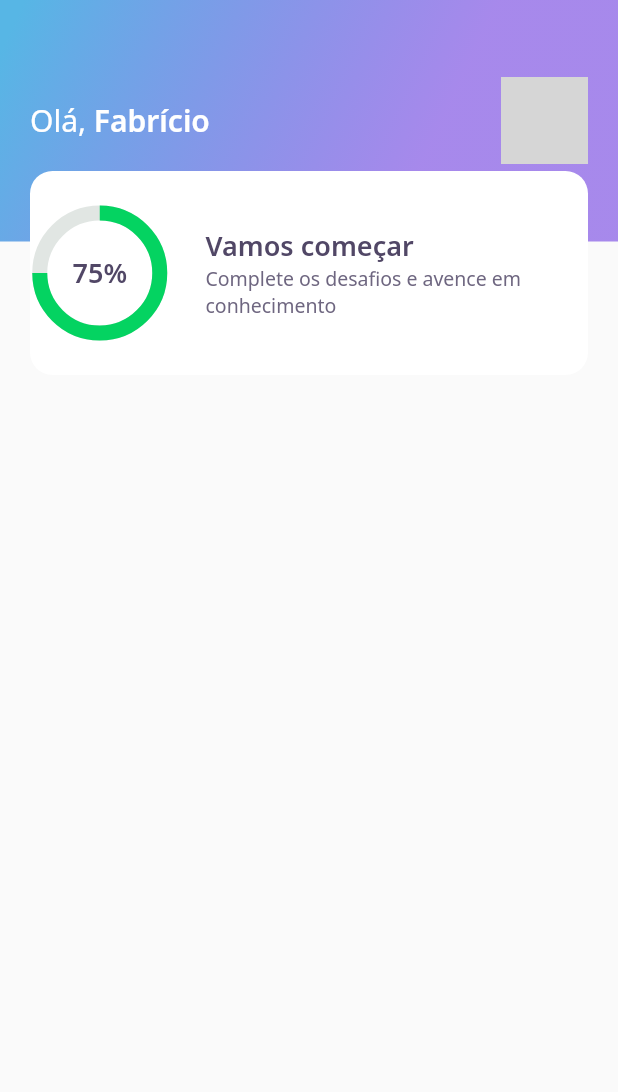
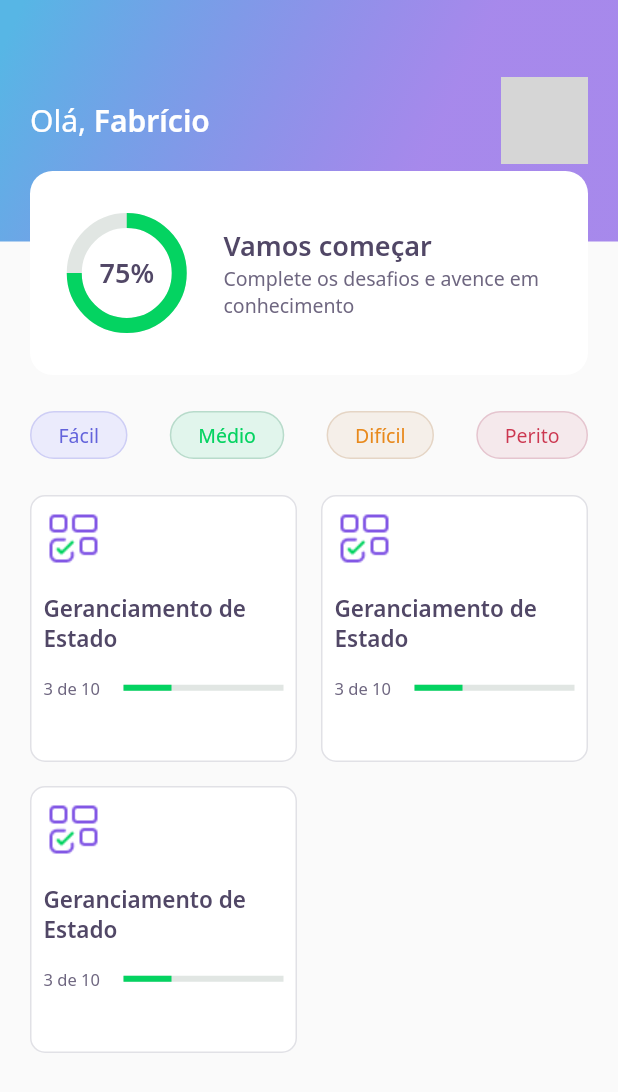
Before and after one commit to fabricio-silva-89/devquiz, a Flutter app: the HomePage screen opened directly, on a phone screen of 412 x 824 dp. Shown: the top 1092 px of the screen. Run offline on Flutter 3.47's test engine with Material 2 defaults, Android fonts, the phone set to English and light mode, and no system bars; our stand-ins replace google_fonts; network calls fail; grey boxes are pictures that could not be loaded.

Commit message:
aula 2.0

```diff
--- a/lib/core/app_widget.dart
+++ b/lib/core/app_widget.dart
@@ -1,3 +1,4 @@
+import 'package:devquiz/challenge/challenge_page.dart';
 import 'package:devquiz/home/home_page.dart';
 import 'package:flutter/material.dart';
 
@@ -6,7 +7,7 @@ class AppWidget extends StatelessWidget {
   Widget build(BuildContext context) {
     return MaterialApp(
       title: "DevQuiz",
-      home: HomePage(),
+      home: ChallengePage(),
     );
   }
 }
--- a/lib/home/home_page.dart
+++ b/lib/home/home_page.dart
@@ -1,4 +1,6 @@
 import 'package:devquiz/widgets/appbar/app_bar_widget.dart';
+import 'package:devquiz/widgets/level_button/level_button_widget.dart';
+import 'package:devquiz/widgets/quiz_card/quiz_card_widget.dart';
 import 'package:flutter/material.dart';
 
 class HomePage extends StatefulWidget {
@@ -11,6 +13,44 @@ class _HomePageState extends State<HomePage> {
   Widget build(BuildContext context) {
     return Scaffold(
       appBar: AppBarWidget(),
+      body: Padding(
+        padding: const EdgeInsets.symmetric(horizontal: 20.0),
+        child: Column(
+          children: [
+            SizedBox(height: 24.0),
+            Row(
+              mainAxisAlignment: MainAxisAlignment.spaceBetween,
+              children: <Widget>[
+                LevelButtonWidget(
+                  label: "Fácil",
+                ),
+                LevelButtonWidget(
+                  label: "Médio",
+                ),
+                LevelButtonWidget(
+                  label: "Difícil",
+                ),
+                LevelButtonWidget(
+                  label: "Perito",
+                ),
+              ],
+            ),
+            SizedBox(height: 24.0),
+            Expanded(
+              child: GridView.count(
+                crossAxisSpacing: 16.0,
+                mainAxisSpacing: 16.0,
+                crossAxisCount: 2,
+                children: <Widget>[
+                  QuizCardWidget(),
+                  QuizCardWidget(),
+                  QuizCardWidget(),
+                ],
+              ),
+            ),
+          ],
+        ),
+      ),
     );
   }
 }
--- /dev/null
+++ b/lib/shared/widget/progress_indicator/progress_indicator_widget.dart
@@ -0,0 +1,17 @@
+import 'package:devquiz/core/app_colors.dart';
+import 'package:flutter/material.dart';
+
+class ProgressIndicatorWidget extends StatelessWidget {
+  final double value;
+
+  const ProgressIndicatorWidget({Key? key, required this.value}) : super(key: key);
+
+  @override
+  Widget build(BuildContext context) {
+    return LinearProgressIndicator(
+      value: value,
+      backgroundColor: AppColors.chartSecondary,
+      valueColor: AlwaysStoppedAnimation<Color>(AppColors.chartPrimary),
+    );
+  }
+}
--- a/lib/widgets/chart/chart_widget.dart
+++ b/lib/widgets/chart/chart_widget.dart
@@ -12,8 +12,8 @@ class ChartWidget extends StatelessWidget {
         children: <Widget>[
           Center(
             child: Container(
-              width: 80.0,
-              height: 80.0,
+              width: 70.0,
+              height: 70.0,
               child: CircularProgressIndicator(
                 strokeWidth: 10.0,
                 value: 0.75,
--- /dev/null
+++ b/lib/widgets/level_button/level_button_widget.dart
@@ -0,0 +1,62 @@
+import 'package:devquiz/core/app_colors.dart';
+import 'package:devquiz/core/app_text_styles.dart';
+import 'package:flutter/material.dart';
+import 'package:google_fonts/google_fonts.dart';
+
+class LevelButtonWidget extends StatelessWidget {
+  final String label;
+
+  LevelButtonWidget({
+    Key? key,
+    required this.label,
+  })   : assert(["Fácil", "Médio", "Difícil", "Perito"].contains(label)),
+        super(key: key);
+
+  final config = {
+    "Fácil": {
+      "color": AppColors.levelButtonFacil,
+      "borderColor": AppColors.levelButtonBorderFacil,
+      "fontColor": AppColors.levelButtonTextFacil,
+    },
+    "Médio": {
+      "color": AppColors.levelButtonMedio,
+      "borderColor": AppColors.levelButtonBorderMedio,
+      "fontColor": AppColors.levelButtonTextMedio,
+    },
+    "Difícil": {
+      "color": AppColors.levelButtonDificil,
+      "borderColor": AppColors.levelButtonBorderDificil,
+      "fontColor": AppColors.levelButtonTextDificil,
+    },
+    "Perito": {
+      "color": AppColors.levelButtonPerito,
+      "borderColor": AppColors.levelButtonBorderPerito,
+      "fontColor": AppColors.levelButtonTextPerito,
+    }
+  };
+
+  Color get color => config[label]!["color"]!;
+  Color get borderColor => config[label]!["borderColor"]!;
+  Color get fontColor => config[label]!["fontColor"]!;
+
+  @override
+  Widget build(BuildContext context) {
+    return Container(
+      child: Padding(
+        padding: const EdgeInsets.symmetric(horizontal: 18.0, vertical: 6.0),
+        child: Text(
+          label,
+          style: GoogleFonts.notoSans(
+            color: fontColor,
+            fontSize: 13.0,
+          ),
+        ),
+      ),
+      decoration: BoxDecoration(
+        color: color,
+        border: Border.fromBorderSide(BorderSide(color: borderColor)),
+        borderRadius: BorderRadius.circular(28.0),
+      ),
+    );
+  }
+}
--- /dev/null
+++ b/lib/widgets/quiz_card/quiz_card_widget.dart
@@ -0,0 +1,54 @@
+import 'package:devquiz/core/app_colors.dart';
+import 'package:devquiz/core/app_images.dart';
+import 'package:devquiz/core/app_text_styles.dart';
+import 'package:devquiz/shared/widget/progress_indicator/progress_indicator_widget.dart';
+import 'package:flutter/material.dart';
+
+class QuizCardWidget extends StatelessWidget {
+  @override
+  Widget build(BuildContext context) {
+    return Container(
+      padding: EdgeInsets.all(8.0),
+      decoration: BoxDecoration(
+        border: Border.fromBorderSide(
+          BorderSide(
+            color: AppColors.border,
+          ),
+        ),
+        color: AppColors.white,
+        borderRadius: BorderRadius.circular(10.0),
+      ),
+      child: Column(
+        crossAxisAlignment: CrossAxisAlignment.start,
+        children: <Widget>[
+          Container(
+            height: 40.0,
+            width: 40.0,
+            child: Image.asset(AppImages.blocks),
+          ),
+          SizedBox(height: 16.0),
+          Text(
+            "Geranciamento de Estado",
+            style: AppTextStyles.heading15,
+          ),
+          SizedBox(height: 16.0),
+          Row(
+            children: <Widget>[
+              Expanded(
+                flex: 1,
+                child: Text(
+                  "3 de 10",
+                  style: AppTextStyles.body11,
+                ),
+              ),
+              Expanded(
+                flex: 2,
+                child: ProgressIndicatorWidget(value: 0.3),
+              )
+            ],
+          )
+        ],
+      ),
+    );
+  }
+}
--- a/lib/widgets/score_card/score_card_widget.dart
+++ b/lib/widgets/score_card/score_card_widget.dart
@@ -14,6 +14,8 @@ class ScoreCardWidget extends StatelessWidget {
           color: AppColors.white,
           borderRadius: BorderRadius.circular(15.0),
         ),
+        child: Padding(
+          padding: const EdgeInsets.symmetric(horizontal: 24.0),
           child: Row(
             crossAxisAlignment: CrossAxisAlignment.center,
             children: <Widget>[
@@ -44,6 +46,7 @@ class ScoreCardWidget extends StatelessWidget {
             ],
           ),
         ),
+      ),
     );
   }
 }
```
Also changed, not shown: lib/challenge/challenge_page.dart (added, +21 -0 lines), lib/challenge/widgets/awnser/awnser_widget.dart (added, +63 -0 lines), lib/challenge/widgets/question_indicator/question_indicator_widget.dart (added, +31 -0 lines), lib/challenge/widgets/quiz/quiz_widget.dart (added, +31 -0 lines). Lines whose indentation alone changed are shown as unchanged.
